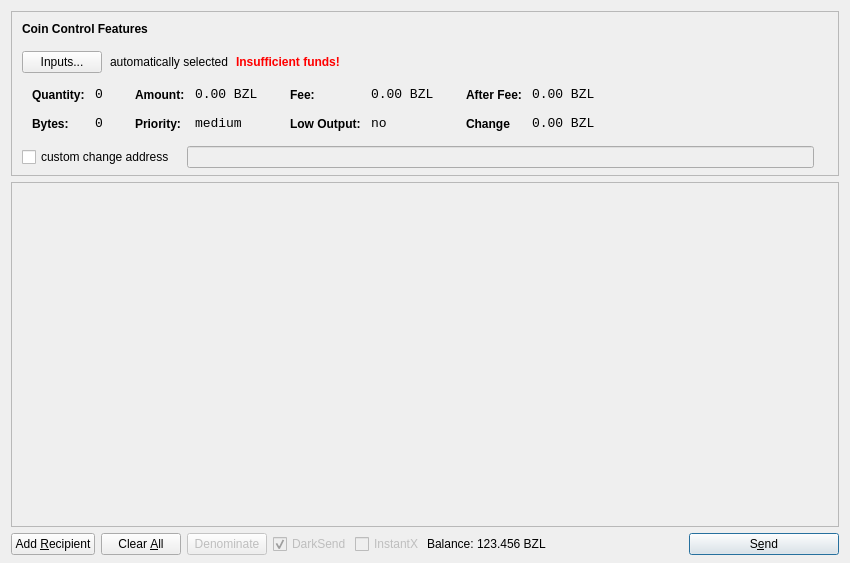
This is src/qt/forms/sendcoinsdialog.ui in bzlcoin/bzlcoin as Qt 5 draws it before an edit. The edited form follows.
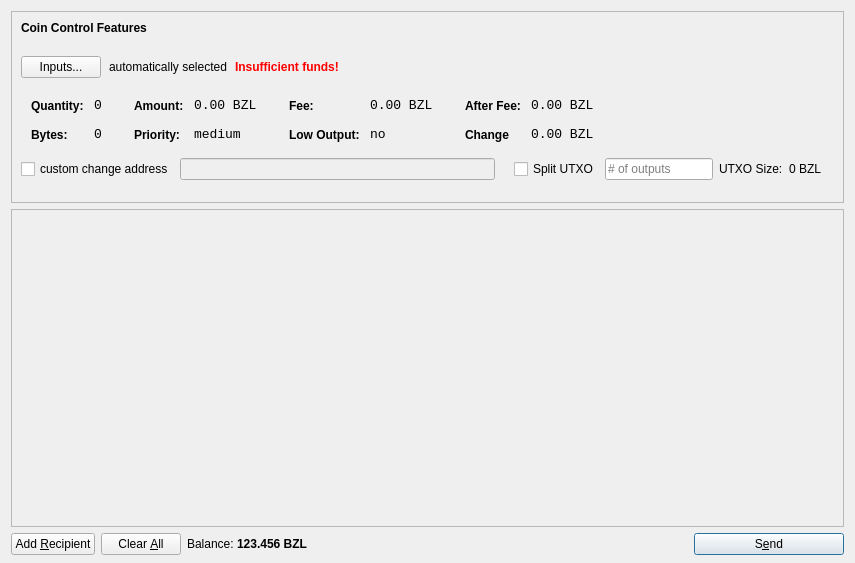
This is the edited form. Icons and pictures are not drawn.

What changed in the file:
```diff
--- a/src/qt/forms/sendcoinsdialog.ui
+++ b/src/qt/forms/sendcoinsdialog.ui
@@ -6,7 +6,7 @@
    <rect>
     <x>0</x>
     <y>0</y>
-    <width>850</width>
+    <width>855</width>
     <height>563</height>
    </rect>
   </property>
@@ -37,34 +37,8 @@
      <property name="frameShadow">
       <enum>QFrame::Sunken</enum>
      </property>
-     <layout class="QVBoxLayout" name="verticalLayoutCoinControl2">
-      <property name="spacing">
-       <number>6</number>
-      </property>
-      <property name="leftMargin">
-       <number>0</number>
-      </property>
-      <property name="topMargin">
-       <number>0</number>
-      </property>
-      <property name="rightMargin">
-       <number>0</number>
-      </property>
-      <property name="bottomMargin">
-       <number>6</number>
-      </property>
-      <item>
-       <layout class="QVBoxLayout" name="verticalLayoutCoinControl" stretch="0,0,0,0,1">
-        <property name="spacing">
-         <number>0</number>
-        </property>
-        <property name="leftMargin">
-         <number>10</number>
-        </property>
-        <property name="topMargin">
-         <number>10</number>
-        </property>
-        <item>
+     <layout class="QGridLayout" name="gridLayout">
+      <item row="0" column="0">
          <layout class="QHBoxLayout" name="horizontalLayoutCoinControl1">
           <property name="bottomMargin">
            <number>15</number>
@@ -93,7 +67,7 @@
           </item>
          </layout>
         </item>
-        <item>
+      <item row="1" column="0">
          <layout class="QHBoxLayout" name="horizontalLayoutCoinControl2" stretch="0,0,0,0">
           <property name="spacing">
            <number>8</number>
@@ -155,7 +129,7 @@
           </item>
          </layout>
         </item>
-        <item>
+      <item row="2" column="0">
          <widget class="QWidget" name="widgetCoinControl" native="true">
           <property name="sizePolicy">
            <sizepolicy hsizetype="Preferred" vsizetype="Preferred">
@@ -539,20 +513,8 @@
           </layout>
          </widget>
         </item>
-        <item>
-         <layout class="QHBoxLayout" name="horizontalLayoutCoinControl4" stretch="0,0,0">
-          <property name="spacing">
-           <number>12</number>
-          </property>
-          <property name="sizeConstraint">
-           <enum>QLayout::SetDefaultConstraint</enum>
-          </property>
-          <property name="topMargin">
-           <number>5</number>
-          </property>
-          <property name="rightMargin">
-           <number>5</number>
-          </property>
+      <item row="3" column="0">
+       <layout class="QHBoxLayout" name="horizontalLayout_3">
           <item>
            <widget class="QCheckBox" name="checkBoxCoinControlChange">
             <property name="text">
@@ -595,9 +557,65 @@
             </property>
            </widget>
           </item>
-         </layout>
-        </item>
-        <item>
+        <item>
+         <widget class="QCheckBox" name="splitBlockCheckBox">
+          <property name="text">
+           <string>Split UTXO</string>
+          </property>
+         </widget>
+        </item>
+        <item>
+         <widget class="QLineEdit" name="splitBlockLineEdit">
+          <property name="sizePolicy">
+           <sizepolicy hsizetype="Fixed" vsizetype="Fixed">
+            <horstretch>50</horstretch>
+            <verstretch>0</verstretch>
+           </sizepolicy>
+          </property>
+          <property name="placeholderText">
+           <string># of outputs</string>
+          </property>
+         </widget>
+        </item>
+        <item>
+         <widget class="QLabel" name="labelBlockSizeText">
+          <property name="text">
+           <string>UTXO Size:</string>
+          </property>
+         </widget>
+        </item>
+        <item>
+         <widget class="QLabel" name="labelBlockSize">
+          <property name="text">
+           <string>0 BZL</string>
+          </property>
+         </widget>
+        </item>
+        <item>
+         <widget class="QLabel" name="labelCoinControlChangeLabel_2">
+          <property name="sizePolicy">
+           <sizepolicy hsizetype="Preferred" vsizetype="Expanding">
+            <horstretch>0</horstretch>
+            <verstretch>0</verstretch>
+           </sizepolicy>
+          </property>
+          <property name="minimumSize">
+           <size>
+            <width>0</width>
+            <height>0</height>
+           </size>
+          </property>
+          <property name="text">
+           <string/>
+          </property>
+          <property name="margin">
+           <number>3</number>
+          </property>
+         </widget>
+        </item>
+       </layout>
+      </item>
+      <item row="4" column="0">
          <spacer name="verticalSpacerCoinControl">
           <property name="orientation">
            <enum>Qt::Vertical</enum>
@@ -605,12 +623,10 @@
           <property name="sizeHint" stdset="0">
            <size>
             <width>800</width>
-            <height>1</height>
+          <height>13</height>
            </size>
           </property>
          </spacer>
-        </item>
-       </layout>
       </item>
      </layout>
     </widget>
@@ -625,8 +641,8 @@
        <rect>
         <x>0</x>
         <y>0</y>
-        <width>830</width>
-        <height>335</height>
+        <width>835</width>
+        <height>283</height>
        </rect>
       </property>
       <layout class="QVBoxLayout" name="verticalLayout_2">
@@ -702,63 +718,11 @@
        </property>
       </widget>
      </item>
-     <item>
-      <widget class="QPushButton" name="denominateButton">
-       <property name="enabled">
-        <bool>false</bool>
-       </property>
-       <property name="sizePolicy">
-        <sizepolicy hsizetype="Minimum" vsizetype="Fixed">
-         <horstretch>0</horstretch>
-         <verstretch>0</verstretch>
-        </sizepolicy>
-       </property>
-       <property name="toolTip">
-        <string>Create inputs compatible with DarkSend</string>
-       </property>
-       <property name="text">
-        <string>Denominate</string>
-       </property>
-       <property name="icon">
-        <iconset resource="../bitcoin.qrc">
-         <normaloff>:/icons/denominate</normaloff>:/icons/denominate</iconset>
-       </property>
-       <property name="autoRepeatDelay">
-        <number>300</number>
-       </property>
-       <property name="autoDefault">
-        <bool>false</bool>
-       </property>
-      </widget>
-     </item>
      <item>
       <layout class="QHBoxLayout" name="horizontalLayout_2">
        <property name="spacing">
         <number>3</number>
        </property>
-       <item>
-        <widget class="QCheckBox" name="checkUseDarksend">
-         <property name="enabled">
-          <bool>false</bool>
-         </property>
-         <property name="text">
-          <string>DarkSend</string>
-         </property>
-         <property name="checked">
-          <bool>true</bool>
-         </property>
-        </widget>
-       </item>
-       <item>
-        <widget class="QCheckBox" name="checkInstantX">
-         <property name="enabled">
-          <bool>false</bool>
-         </property>
-         <property name="text">
-          <string>InstantX</string>
-         </property>
-        </widget>
-       </item>
        <item>
         <widget class="QLabel" name="label">
          <property name="sizePolicy">
@@ -780,6 +744,12 @@
            <verstretch>0</verstretch>
           </sizepolicy>
          </property>
+         <property name="font">
+          <font>
+           <weight>75</weight>
+           <bold>true</bold>
+          </font>
+         </property>
          <property name="cursor">
           <cursorShape>IBeamCursor</cursorShape>
          </property>
```
Left out of the diff: 22 changed lines with no effect on the pictures. Lines whose indentation alone changed are shown as unchanged.
